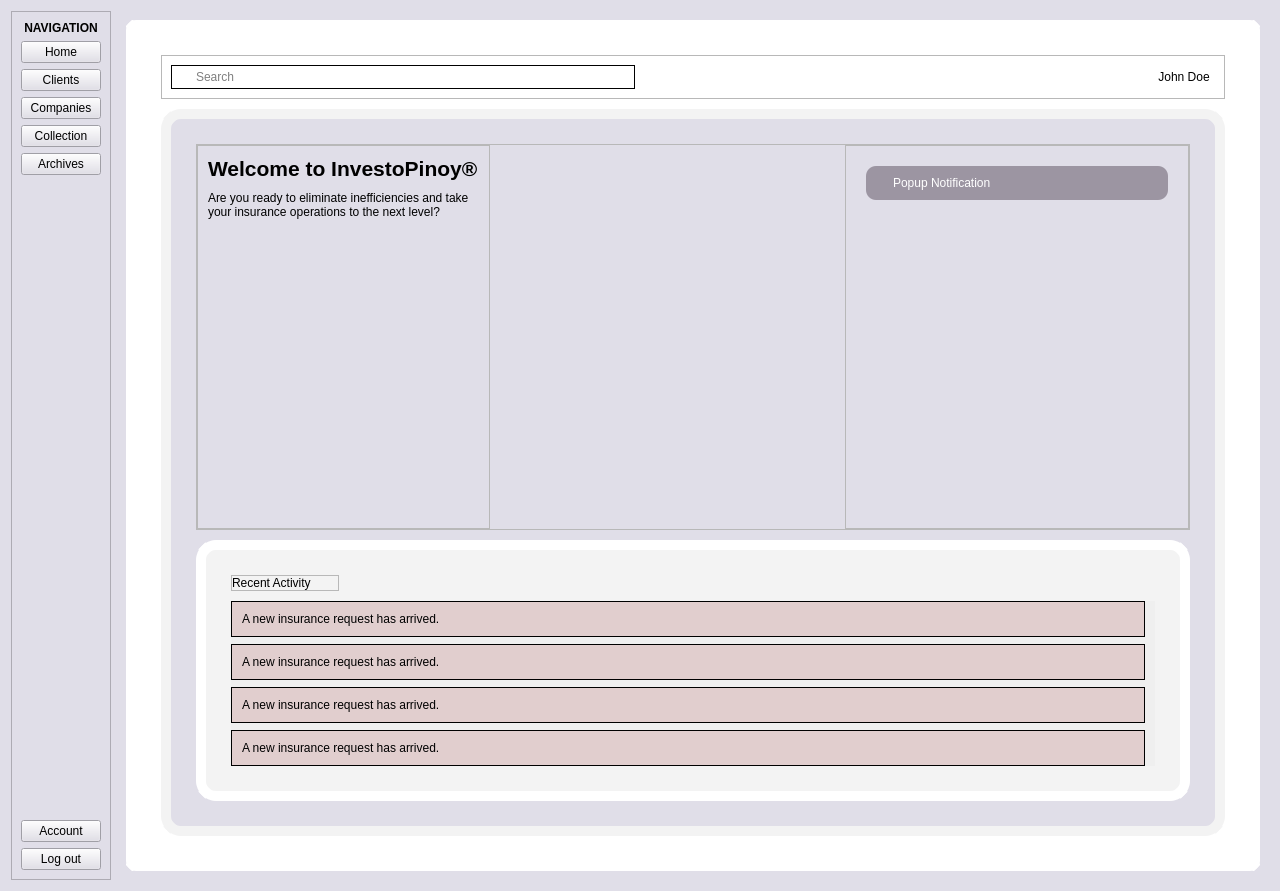
Old version of the form QtGUI/form.ui in the repository Ponard/InvestoPinoy.
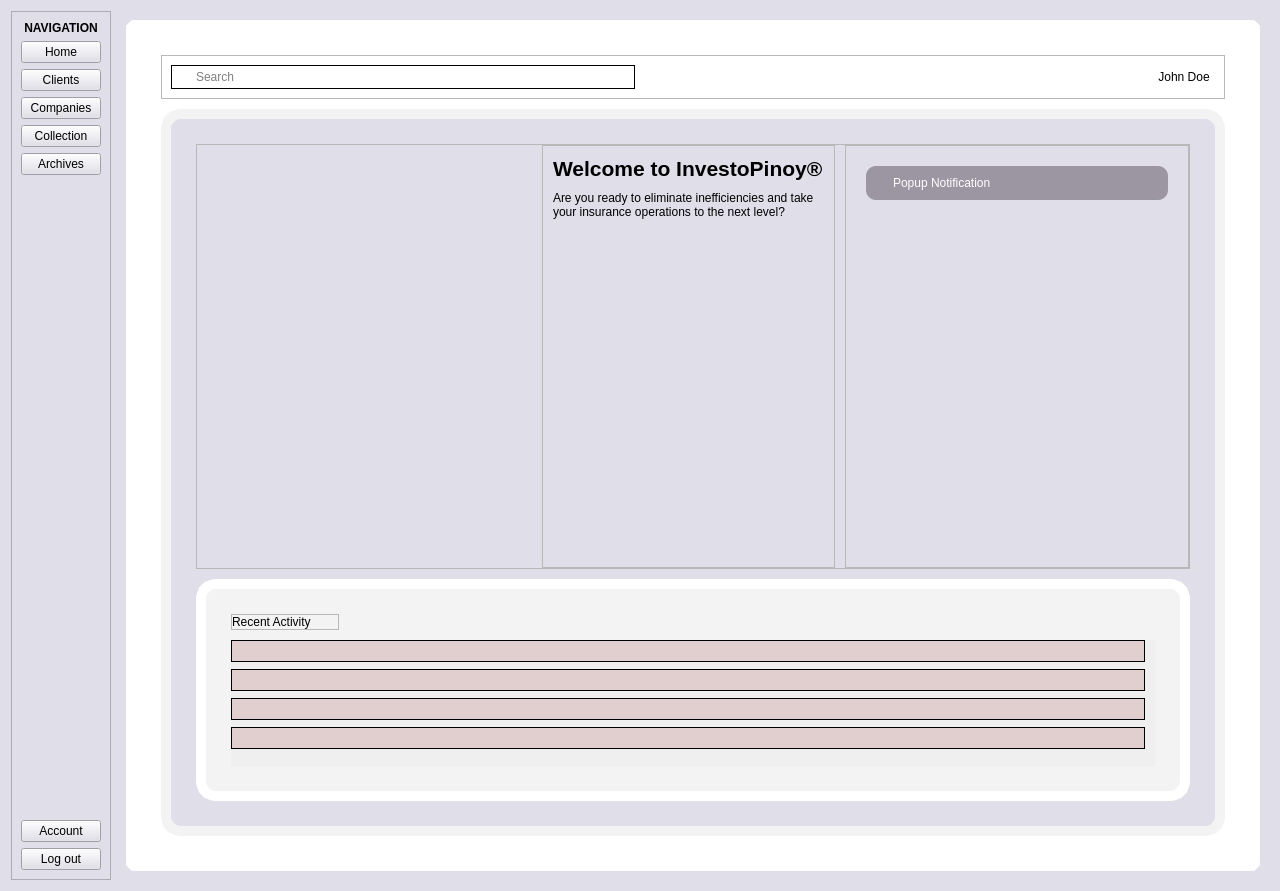
New version of the form. Icons and pictures are not drawn.

The edit to the form file:
```diff
--- a/QtGUI/form.ui
+++ b/QtGUI/form.ui
@@ -1312,6 +1312,19 @@
                 <property name="bottomMargin">
                  <number>0</number>
                 </property>
+                <item>
+                 <spacer name="horizontalSpacer_3">
+                  <property name="orientation">
+                   <enum>Qt::Orientation::Horizontal</enum>
+                  </property>
+                  <property name="sizeHint" stdset="0">
+                   <size>
+                    <width>40</width>
+                    <height>20</height>
+                   </size>
+                  </property>
+                 </spacer>
+                </item>
                 <item>
                  <widget class="QFrame" name="home_welcome_container">
                   <property name="frameShape">
@@ -1377,19 +1390,6 @@
                   </layout>
                  </widget>
                 </item>
-                <item>
-                 <spacer name="horizontalSpacer_3">
-                  <property name="orientation">
-                   <enum>Qt::Orientation::Horizontal</enum>
-                  </property>
-                  <property name="sizeHint" stdset="0">
-                   <size>
-                    <width>40</width>
-                    <height>20</height>
-                   </size>
-                  </property>
-                 </spacer>
-                </item>
                 <item>
                  <widget class="QFrame" name="popup_container">
                   <property name="styleSheet">
@@ -1707,7 +1707,7 @@
                      <x>0</x>
                      <y>0</y>
                      <width>900</width>
-                     <height>189</height>
+                     <height>109</height>
                     </rect>
                    </property>
                    <property name="sizePolicy">
@@ -1772,22 +1772,6 @@
                        <property name="bottomMargin">
                         <number>10</number>
                        </property>
-                       <item>
-                        <widget class="QLabel" name="activity_label_4">
-                         <property name="sizePolicy">
-                          <sizepolicy hsizetype="Preferred" vsizetype="Maximum">
-                           <horstretch>0</horstretch>
-                           <verstretch>0</verstretch>
-                          </sizepolicy>
-                         </property>
-                         <property name="lineWidth">
-                          <number>0</number>
-                         </property>
-                         <property name="text">
-                          <string>A new insurance request has arrived.</string>
-                         </property>
-                        </widget>
-                       </item>
                       </layout>
                      </widget>
                     </item>
@@ -1831,22 +1815,6 @@
                        <property name="bottomMargin">
                         <number>10</number>
                        </property>
-                       <item>
-                        <widget class="QLabel" name="activity_label_2">
-                         <property name="sizePolicy">
-                          <sizepolicy hsizetype="Preferred" vsizetype="Maximum">
-                           <horstretch>0</horstretch>
-                           <verstretch>0</verstretch>
-                          </sizepolicy>
-                         </property>
-                         <property name="lineWidth">
-                          <number>0</number>
-                         </property>
-                         <property name="text">
-                          <string>A new insurance request has arrived.</string>
-                         </property>
-                        </widget>
-                       </item>
                       </layout>
                      </widget>
                     </item>
@@ -1890,22 +1858,6 @@
                        <property name="bottomMargin">
                         <number>10</number>
                        </property>
-                       <item>
-                        <widget class="QLabel" name="activity_label_3">
-                         <property name="sizePolicy">
-                          <sizepolicy hsizetype="Preferred" vsizetype="Maximum">
-                           <horstretch>0</horstretch>
-                           <verstretch>0</verstretch>
-                          </sizepolicy>
-                         </property>
-                         <property name="lineWidth">
-                          <number>0</number>
-                         </property>
-                         <property name="text">
-                          <string>A new insurance request has arrived.</string>
-                         </property>
-                        </widget>
-                       </item>
                       </layout>
                      </widget>
                     </item>
@@ -1949,22 +1901,6 @@
                        <property name="bottomMargin">
                         <number>10</number>
                        </property>
-                       <item>
-                        <widget class="QLabel" name="activity_label">
-                         <property name="sizePolicy">
-                          <sizepolicy hsizetype="Preferred" vsizetype="Maximum">
-                           <horstretch>0</horstretch>
-                           <verstretch>0</verstretch>
-                          </sizepolicy>
-                         </property>
-                         <property name="lineWidth">
-                          <number>0</number>
-                         </property>
-                         <property name="text">
-                          <string>A new insurance request has arrived.</string>
-                         </property>
-                        </widget>
-                       </item>
                       </layout>
                      </widget>
                     </item>
```
